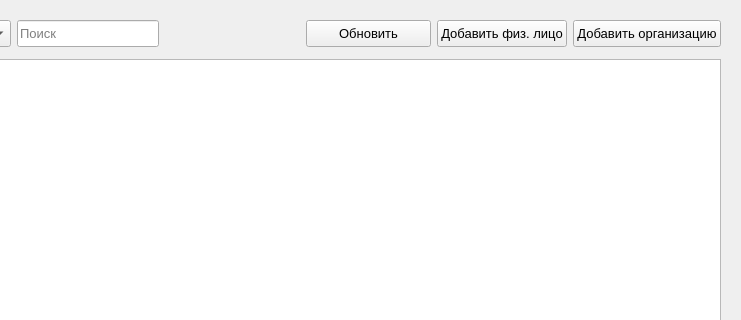
Above: ContactsDialog.ui from okostynchuk/Outcall before the change; both pictures show x 199 to 940 and y 0 to 320 of the 940 by 472 pixel window. Below: the same form after it.
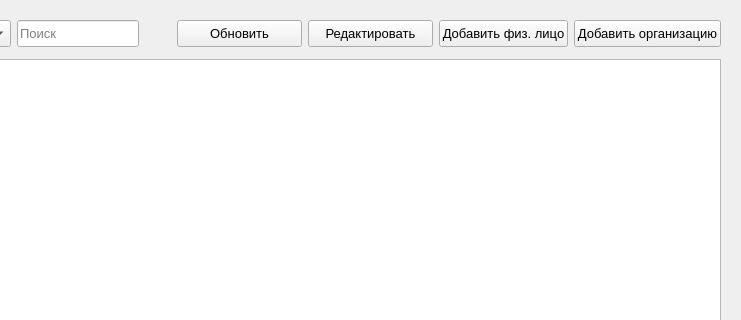
That is the form after the change. Icons and pictures are not drawn.

Patch:
```diff
--- a/ContactsDialog.ui
+++ b/ContactsDialog.ui
@@ -143,6 +143,27 @@
             </property>
            </widget>
           </item>
+          <item>
+           <widget class="QPushButton" name="editButton">
+            <property name="minimumSize">
+             <size>
+              <width>125</width>
+              <height>27</height>
+             </size>
+            </property>
+            <property name="font">
+             <font>
+              <pointsize>10</pointsize>
+             </font>
+            </property>
+            <property name="focusPolicy">
+             <enum>Qt::NoFocus</enum>
+            </property>
+            <property name="text">
+             <string>Редактировать</string>
+            </property>
+           </widget>
+          </item>
           <item>
            <widget class="QPushButton" name="addPersonButton">
             <property name="minimumSize">
```
Left out of the diff: 9 changed lines with no effect on the pictures.
